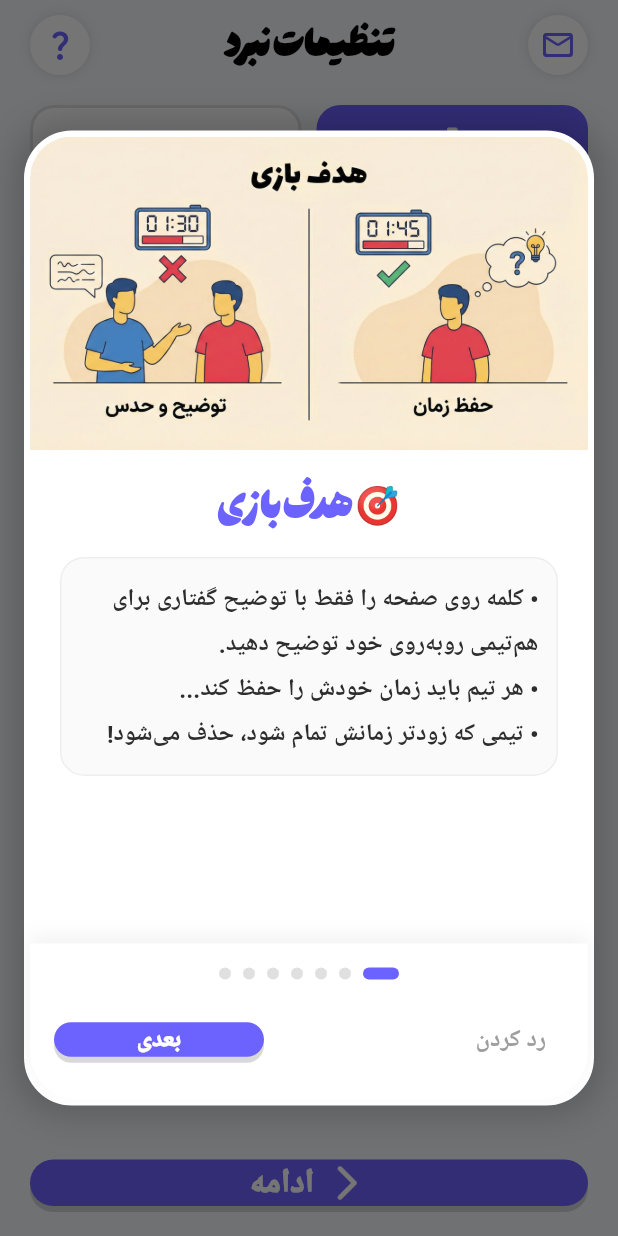
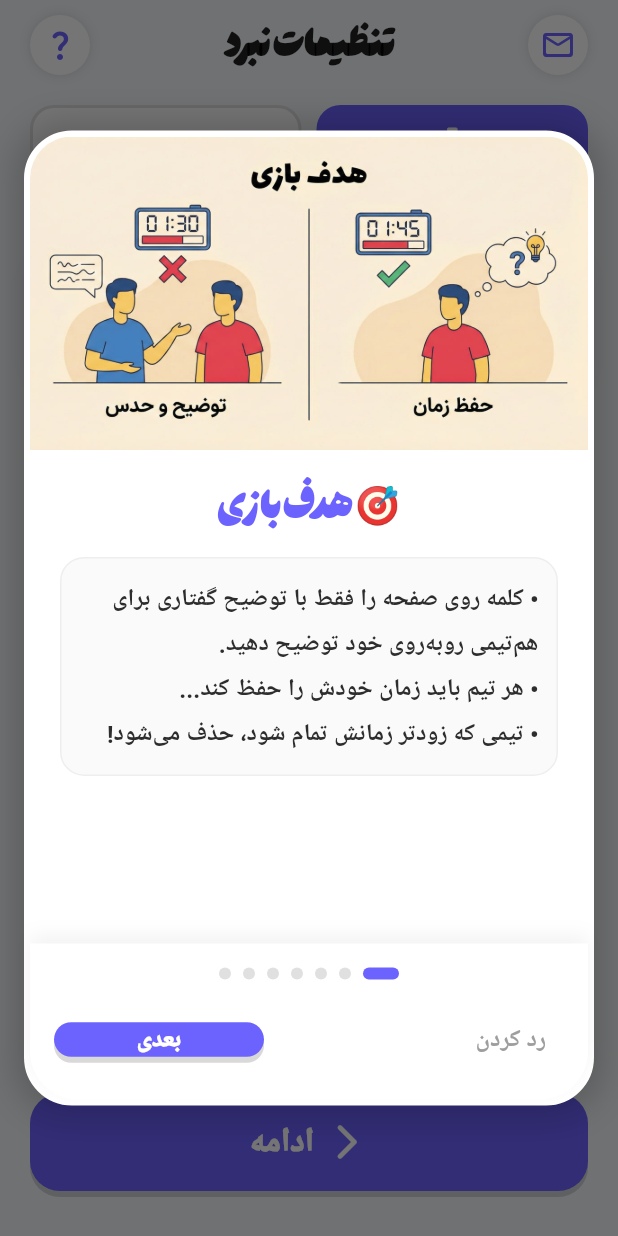
Before and after one commit to mojtabash520-cloud/dowr, a Flutter app: the screen it shows after launch, on a phone screen of 412 x 824 dp. Run offline on Flutter 3.47's test engine with Material 3 defaults, Android fonts, the phone set to English and light mode, and no system bars; our stand-ins replace audioplayers, connectivity_plus, equatable, flutter_bloc, shared_preferences; missing offline and left inert: tapsell_plus; network calls fail; Roboto replaces fonts that are missing (Peyda, Vazirmatn).

Commit message:
Update setup_page.dart

```diff
--- a/lib/presentation/pages/setup_page.dart
+++ b/lib/presentation/pages/setup_page.dart
@@ -80,13 +80,9 @@ class _SetupPageState extends State<SetupPage> {
     });
   }
 
-  TextStyle get _numberStyle => const TextStyle(
-      fontFamily: 'Peyda', fontWeight: FontWeight.bold, fontSize: 24);
-  TextStyle get _labelStyle => const TextStyle(
-      fontFamily: 'Hasti',
-      fontSize: 16,
-      fontWeight: FontWeight.bold,
-      color: Colors.grey);
+  // ✅ فونت‌ها اینجا به شکل کاملا صریح و هاردکد تنظیم شدند
+  TextStyle get _numberStyle => const TextStyle(fontFamily: 'Peyda', fontWeight: FontWeight.bold, fontSize: 24, color: Colors.black87);
+  TextStyle get _labelStyle => const TextStyle(fontFamily: 'Hasti', fontSize: 16, fontWeight: FontWeight.bold, color: Colors.grey);
 
   @override
   Widget build(BuildContext context) {
@@ -97,47 +93,38 @@ class _SetupPageState extends State<SetupPage> {
             children: [
               // هدر
               Padding(
-                padding:
-                    const EdgeInsets.symmetric(horizontal: 20, vertical: 10),
+                padding: const EdgeInsets.symmetric(horizontal: 20, vertical: 10),
                 child: Row(
                   mainAxisAlignment: MainAxisAlignment.spaceBetween,
                   children: [
                     GestureDetector(
                       onTap: () {
-                        Navigator.push(
-                            context,
-                            MaterialPageRoute(
-                                builder: (context) => const FeedbackPage()));
+                        Navigator.push(context, MaterialPageRoute(builder: (context) => const FeedbackPage()));
                       },
                       child: Container(
                         padding: const EdgeInsets.all(8),
-                        decoration: BoxDecoration(
+                        decoration: const BoxDecoration(
                             color: Colors.white,
                             shape: BoxShape.circle,
-                            boxShadow: [
-                              BoxShadow(color: Colors.black12, blurRadius: 5)
-                            ]),
-                        child: const Icon(Icons.mail_outline_rounded,
-                            color: Color(0xFF6C63FF)),
+                            boxShadow: [BoxShadow(color: Colors.black12, blurRadius: 5)]),
+                        child: const Icon(Icons.mail_outline_rounded, color: Color(0xFF6C63FF)),
                       ),
                     ),
                     const Text("تنظیمات نبرد",
                         style: TextStyle(
                             fontSize: 24,
                             fontWeight: FontWeight.w900,
-                            fontFamily: 'Hasti')),
+                            fontFamily: 'Hasti',
+                            color: Colors.black87)),
                     GestureDetector(
                       onTap: _showTutorial,
                       child: Container(
                         padding: const EdgeInsets.all(8),
-                        decoration: BoxDecoration(
+                        decoration: const BoxDecoration(
                             color: Colors.white,
                             shape: BoxShape.circle,
-                            boxShadow: [
-                              BoxShadow(color: Colors.black12, blurRadius: 5)
-                            ]),
-                        child: const Icon(Icons.question_mark_rounded,
-                            color: Color(0xFF6C63FF)),
+                            boxShadow: [BoxShadow(color: Colors.black12, blurRadius: 5)]),
+                        child: const Icon(Icons.question_mark_rounded, color: Color(0xFF6C63FF)),
                       ),
                     ),
                   ],
@@ -146,17 +133,12 @@ class _SetupPageState extends State<SetupPage> {
 
               // انتخاب نوع بازی
               Padding(
-                padding:
-                    const EdgeInsets.symmetric(horizontal: 20, vertical: 10),
+                padding: const EdgeInsets.symmetric(horizontal: 20, vertical: 10),
                 child: Row(
                   children: [
-                    Expanded(
-                        child: _modeSelector(
-                            "بقا", Icons.timer_off_rounded, GameMode.survival)),
+                    Expanded(child: _modeSelector("بقا", Icons.timer_off_rounded, GameMode.survival)),
                     const SizedBox(width: 10),
-                    Expanded(
-                        child: _modeSelector(
-                            "امتیازی", Icons.star_rounded, GameMode.rounds)),
+                    Expanded(child: _modeSelector("امتیازی", Icons.star_rounded, GameMode.rounds)),
                   ],
                 ),
               ),
@@ -165,40 +147,23 @@ class _SetupPageState extends State<SetupPage> {
                 child: ListView(
                   padding: const EdgeInsets.symmetric(horizontal: 20),
                   children: [
-                    // تعداد تیم‌ها (اصلاح شده)
                     GameCard(
                       child: Row(
                         mainAxisAlignment: MainAxisAlignment.spaceBetween,
                         children: [
-                          Text("تعداد تیم‌ها:",
-                              style:
-                                  _labelStyle.copyWith(color: Colors.black87)),
-
-                          // ✅ کنترلر تعداد تیم (بهبود یافته)
+                          Text("تعداد تیم‌ها:", style: _labelStyle.copyWith(color: Colors.black87)),
                           Container(
                             decoration: BoxDecoration(
                               color: Colors.grey.shade100,
                               borderRadius: BorderRadius.circular(16),
                             ),
-                            padding: const EdgeInsets.symmetric(
-                                horizontal: 4, vertical: 4),
+                            padding: const EdgeInsets.symmetric(horizontal: 4, vertical: 4),
                             child: Row(
                               mainAxisSize: MainAxisSize.min,
                               children: [
-                                // دکمه افزودن (راست - سبز)
-                                _roundBtn(Icons.add, const Color(0xFF00C853),
-                                    () => _changeTeamCount(1)),
-
-                                // عدد وسط
-                                SizedBox(
-                                    width: 50,
-                                    child: Center(
-                                        child: Text("$_teamCount",
-                                            style: _numberStyle))),
-
-                                // دکمه کاهش (چپ - قرمز)
-                                _roundBtn(Icons.remove, const Color(0xFFFF6584),
-                                    () => _changeTeamCount(-1)),
+                                _roundBtn(Icons.add, const Color(0xFF00C853), () => _changeTeamCount(1)),
+                                SizedBox(width: 50, child: Center(child: Text("$_teamCount", style: _numberStyle))),
+                                _roundBtn(Icons.remove, const Color(0xFFFF6584), () => _changeTeamCount(-1)),
                               ],
                             ),
                           )
@@ -209,9 +174,7 @@ class _SetupPageState extends State<SetupPage> {
 
                     // لیست اسامی
                     ...List.generate(_teamCount, (index) {
-                      Color teamColor = index < _defaultTeams.length
-                          ? _defaultTeams[index]['color']
-                          : Colors.grey;
+                      Color teamColor = index < _defaultTeams.length ? _defaultTeams[index]['color'] : Colors.grey;
                       return Padding(
                         padding: const EdgeInsets.only(bottom: 8.0),
                         child: TextField(
@@ -220,13 +183,10 @@ class _SetupPageState extends State<SetupPage> {
                               filled: true,
                               fillColor: Colors.white,
                               prefixIcon: Icon(Icons.circle, color: teamColor),
-                              border: OutlineInputBorder(
-                                  borderRadius: BorderRadius.circular(12),
-                                  borderSide: BorderSide.none),
-                              contentPadding: const EdgeInsets.symmetric(
-                                  horizontal: 16, vertical: 12)),
-                          style: const TextStyle(
-                              fontWeight: FontWeight.bold, fontFamily: 'Peyda'),
+                              border: OutlineInputBorder(borderRadius: BorderRadius.circular(12), borderSide: BorderSide.none),
+                              contentPadding: const EdgeInsets.symmetric(horizontal: 16, vertical: 12)),
+                          // ✅ اجبار فونت پیدا برای داخل کادرهای متنی (اسم تیم‌ها)
+                          style: const TextStyle(fontWeight: FontWeight.bold, fontFamily: 'Peyda', color: Colors.black87),
                         ),
                       );
                     }),
@@ -238,10 +198,7 @@ class _SetupPageState extends State<SetupPage> {
                       Row(
                           mainAxisAlignment: MainAxisAlignment.spaceEvenly,
                           children: [45, 60, 90]
-                              .map((sec) => _optionChip(
-                                  "$sec",
-                                  _turnDuration == sec,
-                                  () => setState(() => _turnDuration = sec)))
+                              .map((sec) => _optionChip("$sec", _turnDuration == sec, () => setState(() => _turnDuration = sec)))
                               .toList()),
                       const SizedBox(height: 20),
                       Text("تعداد دور (راند)", style: _labelStyle),
@@ -252,13 +209,8 @@ class _SetupPageState extends State<SetupPage> {
                               mainAxisAlignment: MainAxisAlignment.spaceEvenly,
                               children: [1, 3, 5, 7]
                                   .map((r) => Padding(
-                                      padding: const EdgeInsets.symmetric(
-                                          horizontal: 4),
-                                      child: _optionChip(
-                                          "$r",
-                                          _roundsCount == r,
-                                          () => setState(
-                                              () => _roundsCount = r))))
+                                      padding: const EdgeInsets.symmetric(horizontal: 4),
+                                      child: _optionChip("$r", _roundsCount == r, () => setState(() => _roundsCount = r))))
                                   .toList())),
                     ] else ...[
                       Text("بانک زمانی هر تیم (دقیقه)", style: _labelStyle),
@@ -269,13 +221,8 @@ class _SetupPageState extends State<SetupPage> {
                           mainAxisAlignment: MainAxisAlignment.spaceEvenly,
                           children: [1, 2, 3, 4, 5]
                               .map((min) => Padding(
-                                    padding: const EdgeInsets.symmetric(
-                                        horizontal: 4),
-                                    child: _optionChip(
-                                        "$min",
-                                        _survivalTime == min * 60,
-                                        () => setState(
-                                            () => _survivalTime = min * 60)),
+                                    padding: const EdgeInsets.symmetric(horizontal: 4),
+                                    child: _optionChip("$min", _survivalTime == min * 60, () => setState(() => _survivalTime = min * 60)),
                                   ))
                               .toList(),
                         ),
@@ -285,10 +232,12 @@ class _SetupPageState extends State<SetupPage> {
                 ),
               ),
 
+              // ✅ اصلاح بزرگ برای دکمه پایین صفحه (مثل ToonButton واقعی)
               Padding(
-                padding: const EdgeInsets.all(20),
+                padding: const EdgeInsets.fromLTRB(20, 10, 20, 30), // پدینگ پایین بیشتر شد
                 child: SizedBox(
                   width: double.infinity,
+                  height: 65, // ارتفاع نرمال و زیبا
                   child: ToonButton(
                     title: "ادامه",
                     icon: Icons.arrow_back_ios_new_rounded,
@@ -337,6 +286,7 @@ class _SetupPageState extends State<SetupPage> {
         child: Column(children: [
           Icon(icon, color: isSelected ? Colors.white : Colors.grey, size: 28),
           const SizedBox(height: 4),
+          // ✅ فونت Hasti (یا Peyda) برای کادر بقا و امتیازی
           Text(title,
               style: TextStyle(
                   color: isSelected ? Colors.white : Colors.grey,
@@ -360,12 +310,7 @@ class _SetupPageState extends State<SetupPage> {
                 color: isSelected ? Colors.orange : Colors.grey.shade300,
                 width: 2),
             boxShadow: isSelected
-                ? [
-                    BoxShadow(
-                        color: Colors.orange.withOpacity(0.3),
-                        blurRadius: 8,
-                        offset: const Offset(0, 4))
-                  ]
+                ? [BoxShadow(color: Colors.orange.withOpacity(0.3), blurRadius: 8, offset: const Offset(0, 4))]
                 : []),
         child: Text(label,
             style: _numberStyle.copyWith(
@@ -375,21 +320,15 @@ class _SetupPageState extends State<SetupPage> {
     );
   }
 
-  // ✅ متد اصلاح شده با قابلیت دریافت رنگ
   Widget _roundBtn(IconData icon, Color color, VoidCallback onTap) {
     return GestureDetector(
       onTap: onTap,
       child: Container(
-        padding: const EdgeInsets.all(10), // کمی بزرگتر برای لمس راحت‌تر
+        padding: const EdgeInsets.all(10),
         decoration: BoxDecoration(
-            color: color, // رنگ متغیر
+            color: color,
             shape: BoxShape.circle,
-            boxShadow: [
-              BoxShadow(
-                  color: color.withOpacity(0.4),
-                  blurRadius: 4,
-                  offset: const Offset(0, 2))
-            ]),
+            boxShadow: [BoxShadow(color: color.withOpacity(0.4), blurRadius: 4, offset: const Offset(0, 2))]),
         child: Icon(icon, color: Colors.white, size: 22),
       ),
     );
```
